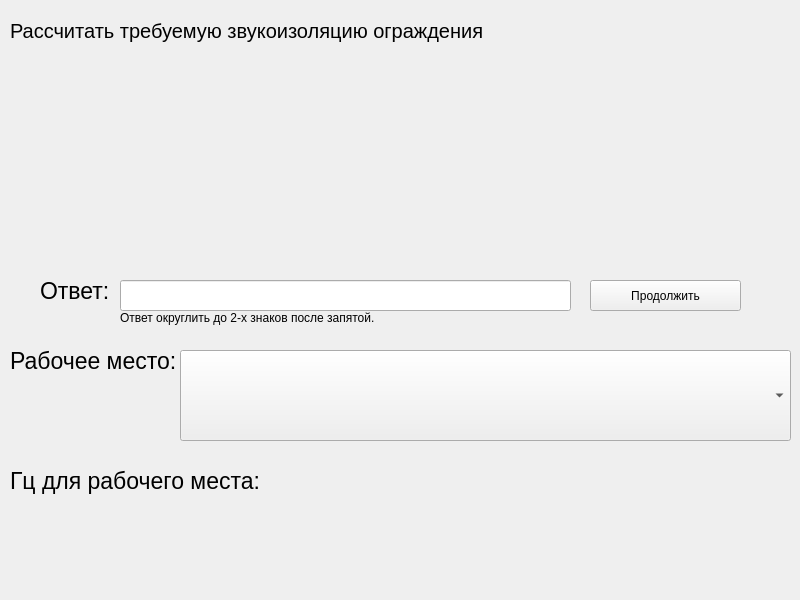
The window that ui/SecondTask/firstSlide.ui (vladserv/new-bgd) describes before a commit, drawn with Qt 5.
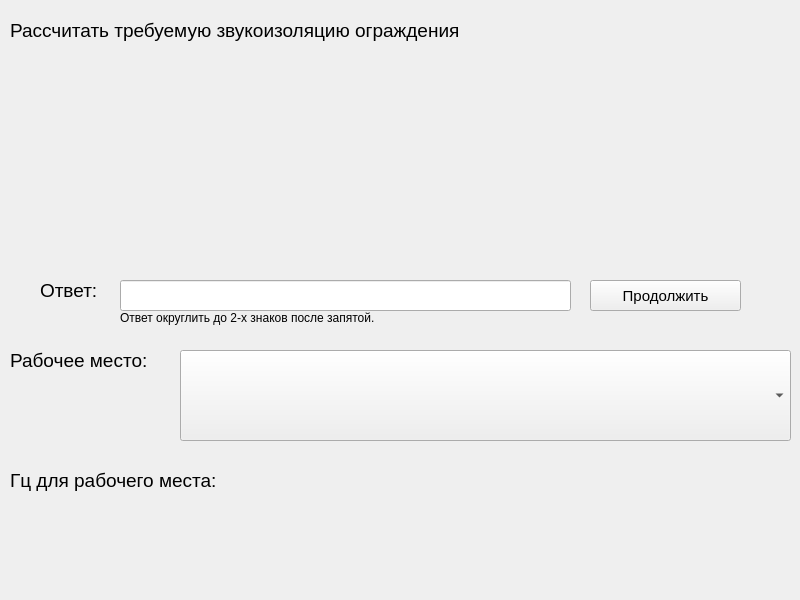
The same window after the commit. Icons and pictures are not drawn.

What changed in the file:
```diff
--- a/ui/SecondTask/firstSlide.ui
+++ b/ui/SecondTask/firstSlide.ui
@@ -25,7 +25,7 @@
     </property>
     <property name="font">
      <font>
-      <pointsize>17</pointsize>
+      <pointsize>14</pointsize>
      </font>
     </property>
     <property name="text">
@@ -72,6 +72,11 @@
       <height>31</height>
      </rect>
     </property>
+    <property name="font">
+     <font>
+      <pointsize>11</pointsize>
+     </font>
+    </property>
     <property name="text">
      <string>Продолжить</string>
     </property>
@@ -81,13 +86,13 @@
      <rect>
       <x>10</x>
       <y>0</y>
-      <width>491</width>
+      <width>601</width>
       <height>61</height>
      </rect>
     </property>
     <property name="font">
      <font>
-      <pointsize>15</pointsize>
+      <pointsize>14</pointsize>
      </font>
     </property>
     <property name="text">
@@ -175,7 +180,7 @@
     </property>
     <property name="font">
      <font>
-      <pointsize>17</pointsize>
+      <pointsize>14</pointsize>
      </font>
     </property>
     <property name="text">
@@ -193,7 +198,7 @@
     </property>
     <property name="font">
      <font>
-      <pointsize>17</pointsize>
+      <pointsize>14</pointsize>
      </font>
     </property>
     <property name="text">
@@ -205,13 +210,13 @@
      <rect>
       <x>260</x>
       <y>460</y>
-      <width>61</width>
+      <width>261</width>
       <height>41</height>
      </rect>
     </property>
     <property name="font">
      <font>
-      <pointsize>17</pointsize>
+      <pointsize>14</pointsize>
      </font>
     </property>
     <property name="text">
```
Left out of the diff: 4 changed lines with no effect on the pictures.
